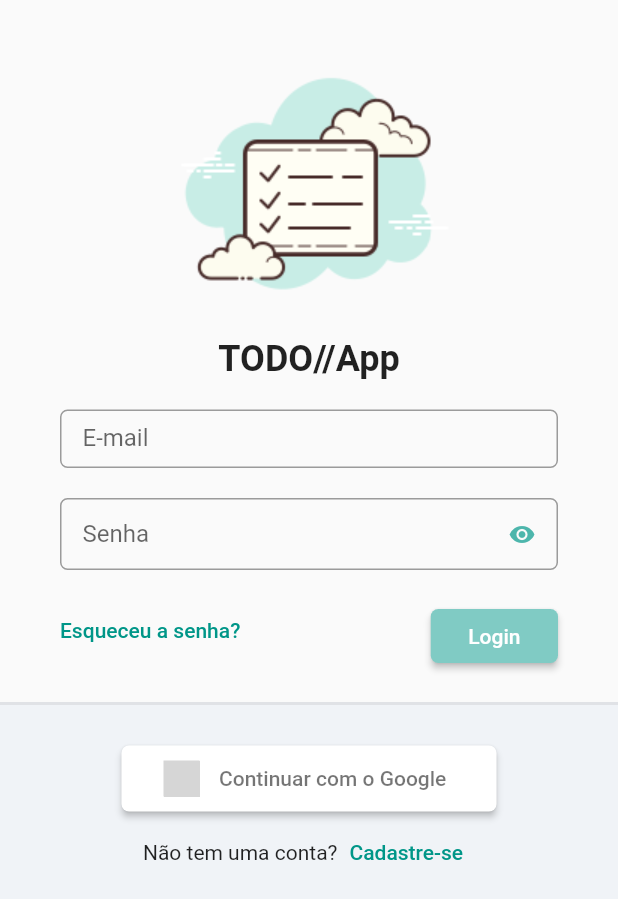
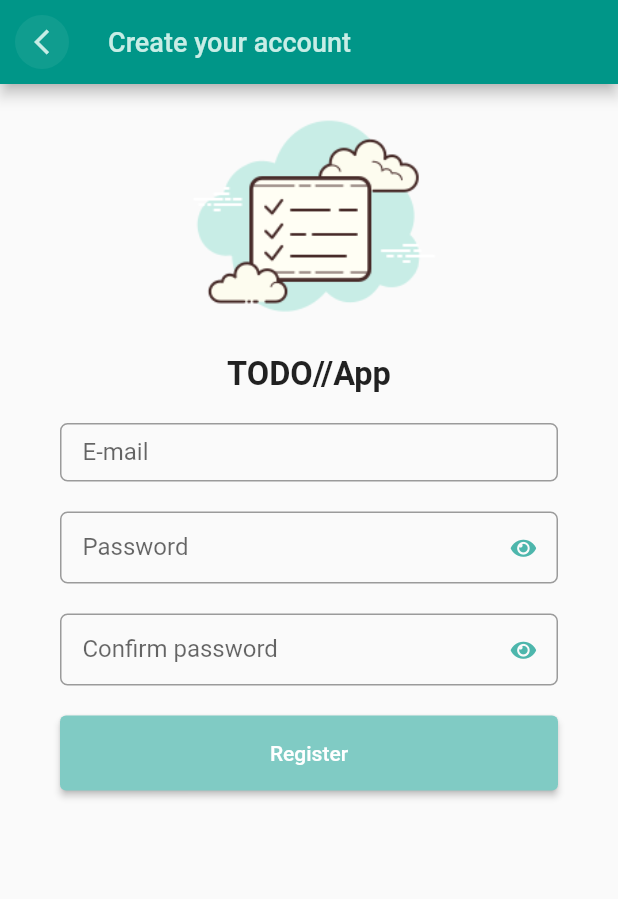
Before and after one commit to vagnereix/flutter_academy, a Flutter app: the screen it shows after launch, after a tap on "Cadastre-se", on a phone screen of 412 x 824 dp. Shown: the top 899 px of the screen. Run offline on Flutter 3.47's test engine with Material 2 defaults, Android fonts, the phone set to English and light mode, and no system bars; our stand-ins replace args, currency_text_input_formatter, device_preview, dio, firebase_auth, firebase_core and 7 more; missing offline and left inert: dart:mirrors; accounts and stored records are empty; Roboto replaces fonts that are missing (Mandali); grey boxes are pictures that could not be loaded.

Commit message:
Creating register page and configuring Firebase on app

```diff
--- a/10_hands_on_sqlite_provider/lib/app/app_widget.dart
+++ b/10_hands_on_sqlite_provider/lib/app/app_widget.dart
@@ -1,3 +1,4 @@
+import 'package:firebase_auth/firebase_auth.dart';
 import 'package:flutter/material.dart';
 
 import 'core/database/sqlite_adm_connection.dart';
@@ -18,6 +19,8 @@ class _AppWidgetState extends State<AppWidget> {
   @override
   void initState() {
     super.initState();
+    FirebaseAuth auth = FirebaseAuth.instance;
+    print('authenticated user: ${auth.currentUser?.uid}');
     WidgetsBinding.instance.addObserver(sqliteAdmConnection);
   }
 
--- a/10_hands_on_sqlite_provider/lib/app/core/widgets/input_field.dart
+++ b/10_hands_on_sqlite_provider/lib/app/core/widgets/input_field.dart
@@ -1,32 +1,62 @@
 import 'package:flutter/material.dart';
+
+import '../ui/eye_icons.dart';
 
 class InputField extends StatelessWidget {
   final String label;
   final bool obscureText;
-  final Icon? suffixIcon;
+  final IconButton? suffixIconButton;
+  final ValueNotifier<bool> obscureTextNotifier;
+  final TextEditingController? controller;
+  final FormFieldValidator<String>? validator;
 
-  const InputField({
+  InputField({
     Key? key,
     required this.label,
     this.obscureText = false,
-    this.suffixIcon,
-  }) : super(key: key);
+    this.suffixIconButton,
+    this.controller,
+    this.validator,
+  })  : assert(obscureText == true ? suffixIconButton == null : true,
+            'If obscureText is true, suffixIconButton must be null.'),
+        obscureTextNotifier = ValueNotifier(obscureText),
+        super(key: key);
 
   @override
   Widget build(BuildContext context) {
+    return ValueListenableBuilder<bool>(
+      valueListenable: obscureTextNotifier,
+      builder: (_, obscureValue, child) {
         return TextFormField(
-      obscureText: obscureText,
+          controller: controller,
+          validator: validator,
+          obscureText: obscureValue,
           decoration: InputDecoration(
             isDense: true,
             labelText: label,
-        suffixIcon: obscureText
+            suffixIcon: suffixIconButton ??
+                (obscureText == true
+                    ? IconButton(
+                        onPressed: () {
+                          obscureTextNotifier.value = !obscureValue;
+                        },
+                        icon: obscureValue
                             ? Icon(
-                obscureText ? Icons.visibility : Icons.visibility_off,
+                                EyeIcons.eye,
                                 color: Colors.teal.shade300,
+                                size: 15,
                               )
-            : null,
-        contentPadding:
-            const EdgeInsets.symmetric(horizontal: 15, vertical: 10),
+                            : Icon(
+                                EyeIcons.eye_slash,
+                                color: Colors.teal.shade300,
+                                size: 15,
+                              ),
+                      )
+                    : null),
+            contentPadding: const EdgeInsets.symmetric(
+              horizontal: 15,
+              vertical: 10,
+            ),
             border: OutlineInputBorder(
               borderRadius: BorderRadius.circular(5),
             ),
@@ -36,5 +66,7 @@ class InputField extends StatelessWidget {
             ),
           ),
         );
+      },
+    );
   }
 }
--- a/10_hands_on_sqlite_provider/lib/app/modules/auth/auth_module.dart
+++ b/10_hands_on_sqlite_provider/lib/app/modules/auth/auth_module.dart
@@ -3,9 +3,11 @@ import 'package:provider/provider.dart';
 import '../../core/modules/app_routes_module.dart';
 import 'login/login_controller.dart';
 import 'login/login_page.dart';
+import 'register/register_controller.dart';
+import 'register/register_page.dart';
 
 class AuthModule extends AppRoutesModule {
-  /* This is the list of routes that will be used by the MaterialApp
+  /* This is a list of routes that will be used by the MaterialApp
     in the AppWidget class. */
   AuthModule()
       : super(
@@ -13,9 +15,13 @@ class AuthModule extends AppRoutesModule {
             Provider(
               create: (_) => LoginController(),
             ),
+            Provider(
+              create: (_) => RegisterController(),
+            ),
           ],
           routes: {
             '/login': (_) => const LoginPage(),
+            '/register': (_) => const RegisterPage(),
           },
         );
 }
--- a/10_hands_on_sqlite_provider/lib/app/modules/auth/login/login_page.dart
+++ b/10_hands_on_sqlite_provider/lib/app/modules/auth/login/login_page.dart
@@ -38,18 +38,18 @@ class _LoginPageState extends State<LoginPage> {
                         ),
                         child: Column(
                           children: [
-                            const InputField(
+                            InputField(
                               label: 'E-mail',
                             ),
                             const SizedBox(height: 20),
-                            const InputField(
+                            InputField(
                               label: 'Senha',
                               obscureText: true,
                             ),
                             const SizedBox(height: 20),
                             Row(
                               mainAxisAlignment: MainAxisAlignment.spaceBetween,
-                              crossAxisAlignment: CrossAxisAlignment.start,
+                              crossAxisAlignment: CrossAxisAlignment.center,
                               children: [
                                 TextButton(
                                   onPressed: () {},
@@ -115,7 +115,10 @@ class _LoginPageState extends State<LoginPage> {
                               children: [
                                 const Text('Não tem uma conta?'),
                                 TextButton(
-                                  onPressed: () {},
+                                  onPressed: () {
+                                    Navigator.of(context)
+                                        .pushNamed('/register');
+                                  },
                                   style: const ButtonStyle(
                                     visualDensity: VisualDensity.compact,
                                   ),
--- /dev/null
+++ b/10_hands_on_sqlite_provider/lib/app/modules/auth/register/register_controller.dart
@@ -0,0 +1,3 @@
+import 'package:flutter/material.dart';
+
+class RegisterController extends ChangeNotifier {}
--- /dev/null
+++ b/10_hands_on_sqlite_provider/lib/app/modules/auth/register/register_page.dart
@@ -0,0 +1,84 @@
+import 'package:flutter/material.dart';
+
+import '../../../core/ui/theme_extension.dart';
+import '../../../core/widgets/input_field.dart';
+import '../../../core/widgets/logo.dart';
+
+class RegisterPage extends StatelessWidget {
+  const RegisterPage({super.key});
+
+  @override
+  Widget build(BuildContext context) {
+    return Scaffold(
+      appBar: AppBar(
+        automaticallyImplyLeading: false,
+        leading: IconButton(
+          onPressed: () {
+            Navigator.pop(context);
+          },
+          icon: ClipOval(
+            child: Container(
+              color: context.primaryColor.withAlpha(20),
+              padding: const EdgeInsets.all(8),
+              child: Icon(
+                Icons.arrow_back_ios_outlined,
+                size: 20,
+                color: context.primaryColor,
+              ),
+            ),
+          ),
+        ),
+        title: Text(
+          'Create your account',
+          style: TextStyle(
+            fontSize: 18,
+            color: context.primaryColor,
+          ),
+        ),
+      ),
+      body: ListView(
+        children: [
+          SizedBox(
+            height: MediaQuery.of(context).size.width * 0.5,
+            child: const FittedBox(
+              fit: BoxFit.fitHeight,
+              child: Logo(),
+            ),
+          ),
+          Padding(
+            padding: const EdgeInsets.symmetric(
+              horizontal: 40,
+              vertical: 20,
+            ),
+            child: Form(
+              child: Column(
+                children: [
+                  InputField(label: 'E-mail'),
+                  const SizedBox(height: 20),
+                  InputField(
+                    label: 'Password',
+                    obscureText: true,
+                  ),
+                  const SizedBox(height: 20),
+                  InputField(
+                    label: 'Confirm password',
+                    obscureText: true,
+                  ),
+                  const SizedBox(height: 20),
+                  SizedBox(
+                    width: double.infinity,
+                    height: 50,
+                    child: ElevatedButton(
+                      onPressed: () {},
+                      child: const Text('Register'),
+                    ),
+                  ),
+                ],
+              ),
+            ),
+          ),
+        ],
+      ),
+    );
+  }
+}
--- a/10_hands_on_sqlite_provider/lib/main.dart
+++ b/10_hands_on_sqlite_provider/lib/main.dart
@@ -1,8 +1,15 @@
+import 'package:firebase_core/firebase_core.dart';
 import 'package:flutter/material.dart';
 
 import 'app/app_module.dart';
+import 'firebase_options.dart';
 
-void main() {
+Future<void> main() async {
+  WidgetsFlutterBinding.ensureInitialized();
+  await Firebase.initializeApp(
+    options: DefaultFirebaseOptions.currentPlatform,
+  );
+
   runApp(const MyApp());
 }
 
--- a/10_hands_on_sqlite_provider/pubspec.yaml
+++ b/10_hands_on_sqlite_provider/pubspec.yaml
@@ -40,6 +40,8 @@ dependencies:
   synchronized: ^3.0.1
   google_fonts: ^4.0.3
   flutter_signin_button: ^2.0.0
+  firebase_auth: ^4.10.0
+  firebase_core: ^2.16.0
 
 dev_dependencies:
   flutter_test:
```
Also changed, not shown: 10_hands_on_sqlite_provider/lib/firebase_options.dart (added), 10_hands_on_sqlite_provider/pubspec.lock, 1 other file. Lines whose indentation alone changed are shown as unchanged.
